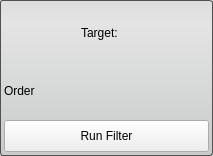
Before: the Qt Designer form Interface/ToolInterface/OtsuThresholdFilterInterface.ui in jessdtate/Seg3D, drawn with Qt 5.
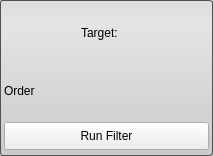
After: the same form once the commit is applied.

```diff
--- a/Interface/ToolInterface/OtsuThresholdFilterInterface.ui
+++ b/Interface/ToolInterface/OtsuThresholdFilterInterface.ui
@@ -136,13 +136,13 @@
         <property name="minimumSize">
          <size>
           <width>115</width>
-          <height>32</height>
+          <height>28</height>
          </size>
         </property>
         <property name="maximumSize">
          <size>
           <width>16777215</width>
-          <height>32</height>
+          <height>28</height>
          </size>
         </property>
         <property name="layoutDirection">
```
Left out of the diff: 2 changed lines with no effect on the pictures.
